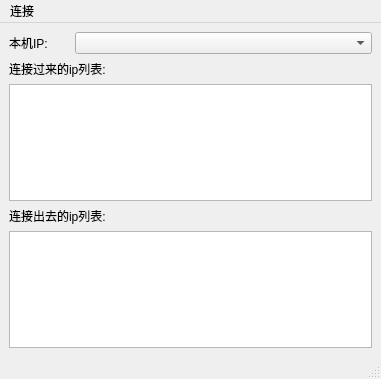
Qt form mainwindow.ui (zhengYYZZ/ckmShare) before a commit.
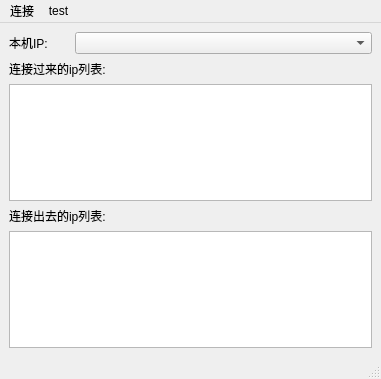
The same form after that commit.

Diff of the .ui file:
```diff
--- a/mainwindow.ui
+++ b/mainwindow.ui
@@ -67,7 +67,15 @@
     <addaction name="actiona"/>
     <addaction name="actionafd"/>
    </widget>
+   <widget class="QMenu" name="menutest">
+    <property name="title">
+     <string>test</string>
+    </property>
+    <addaction name="actionslkdj"/>
+    <addaction name="actionserver"/>
+   </widget>
    <addaction name="menu"/>
+   <addaction name="menutest"/>
   </widget>
   <widget class="QStatusBar" name="statusbar"/>
   <action name="actiona">
```
Left out of the diff: 10 changed lines with no effect on the pictures.
